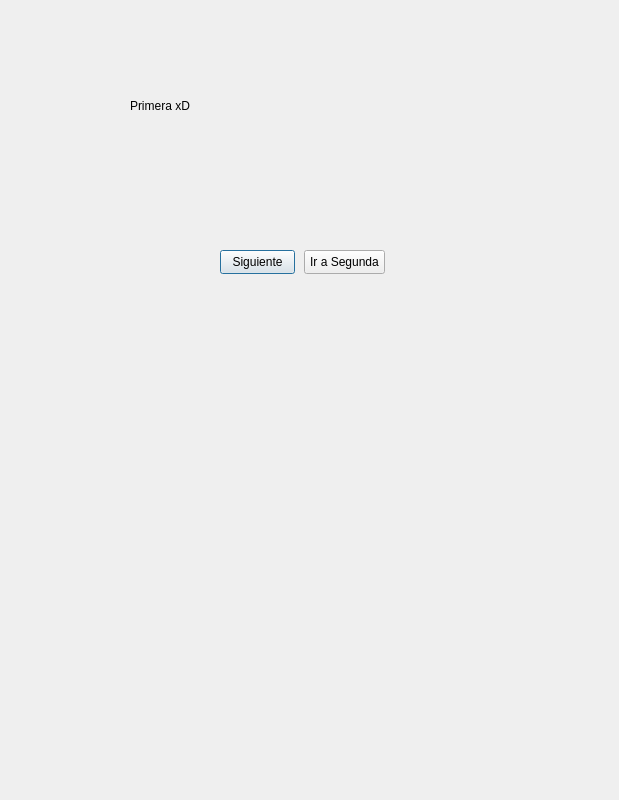
Above: Primera.ui from min1t3ck/PRACTICA_07 before the change. Below: the same form after it.
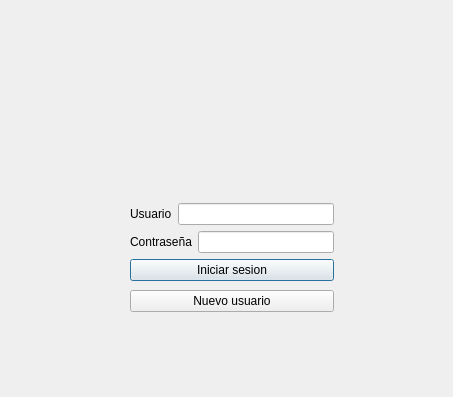
That is the form after the change. Icons and pictures are not drawn.

What changed in the file:
```diff
--- a/Primera.ui
+++ b/Primera.ui
@@ -6,51 +6,111 @@
    <rect>
     <x>0</x>
     <y>0</y>
-    <width>619</width>
-    <height>800</height>
+    <width>453</width>
+    <height>397</height>
    </rect>
   </property>
+  <property name="minimumSize">
+   <size>
+    <width>453</width>
+    <height>397</height>
+   </size>
+  </property>
+  <property name="maximumSize">
+   <size>
+    <width>453</width>
+    <height>397</height>
+   </size>
+  </property>
   <property name="windowTitle">
    <string>Dialog</string>
   </property>
-  <widget class="QPushButton" name="btn1">
+  <widget class="QLabel" name="label_3">
    <property name="geometry">
     <rect>
      <x>220</x>
-     <y>250</y>
-     <width>75</width>
-     <height>24</height>
+     <y>30</y>
+     <width>49</width>
+     <height>16</height>
     </rect>
    </property>
    <property name="text">
-    <string>Siguiente</string>
+    <string/>
    </property>
   </widget>
-  <widget class="QPushButton" name="btn2">
+  <widget class="QLabel" name="label_4">
    <property name="geometry">
     <rect>
-     <x>304</x>
-     <y>250</y>
-     <width>81</width>
-     <height>24</height>
+     <x>140</x>
+     <y>40</y>
+     <width>191</width>
+     <height>151</height>
     </rect>
    </property>
+   <property name="styleSheet">
+    <string notr="true">border-image: url(:/imagen_sesion/imagen_inicio_sesion.png);</string>
+   </property>
    <property name="text">
-    <string>Ir a Segunda</string>
+    <string/>
    </property>
   </widget>
-  <widget class="QLabel" name="label">
+  <widget class="QWidget" name="layoutWidget">
    <property name="geometry">
     <rect>
      <x>130</x>
-     <y>70</y>
-     <width>141</width>
-     <height>71</height>
+     <y>200</y>
+     <width>204</width>
+     <height>116</height>
     </rect>
    </property>
-   <property name="text">
-    <string>Primera xD</string>
-   </property>
+   <layout class="QVBoxLayout" name="verticalLayout_2">
+    <item>
+     <layout class="QVBoxLayout" name="verticalLayout">
+      <item>
+       <layout class="QHBoxLayout" name="horizontalLayout">
+        <item>
+         <widget class="QLabel" name="label">
+          <property name="text">
+           <string>Usuario</string>
+          </property>
+         </widget>
+        </item>
+        <item>
+         <widget class="QLineEdit" name="Usuario"/>
+        </item>
+       </layout>
+      </item>
+      <item>
+       <layout class="QHBoxLayout" name="horizontalLayout_2">
+        <item>
+         <widget class="QLabel" name="label_2">
+          <property name="text">
+           <string>Contraseña</string>
+          </property>
+         </widget>
+        </item>
+        <item>
+         <widget class="QLineEdit" name="Contra"/>
+        </item>
+       </layout>
+      </item>
+      <item>
+       <widget class="QPushButton" name="btn1">
+        <property name="text">
+         <string>Iniciar sesion</string>
+        </property>
+       </widget>
+      </item>
+     </layout>
+    </item>
+    <item>
+     <widget class="QPushButton" name="btn2">
+      <property name="text">
+       <string>Nuevo usuario</string>
+      </property>
+     </widget>
+    </item>
+   </layout>
   </widget>
  </widget>
  <resources/>
```
Left out of the diff: 4 changed lines with no effect on the pictures.
